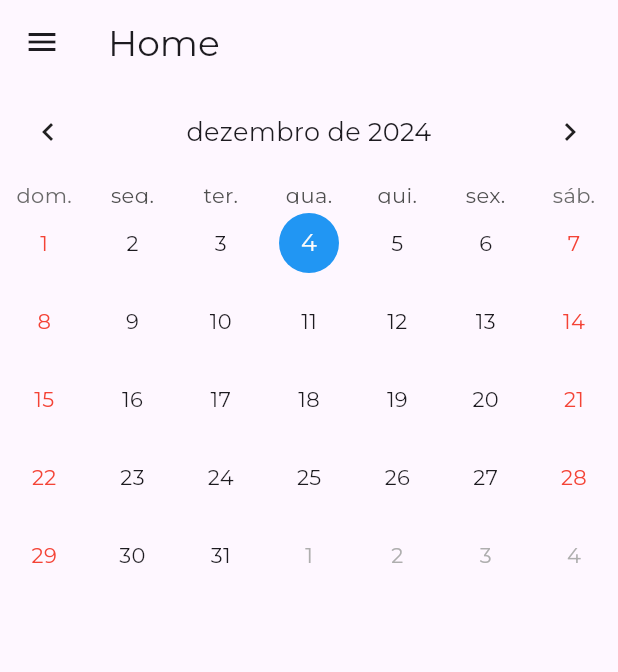
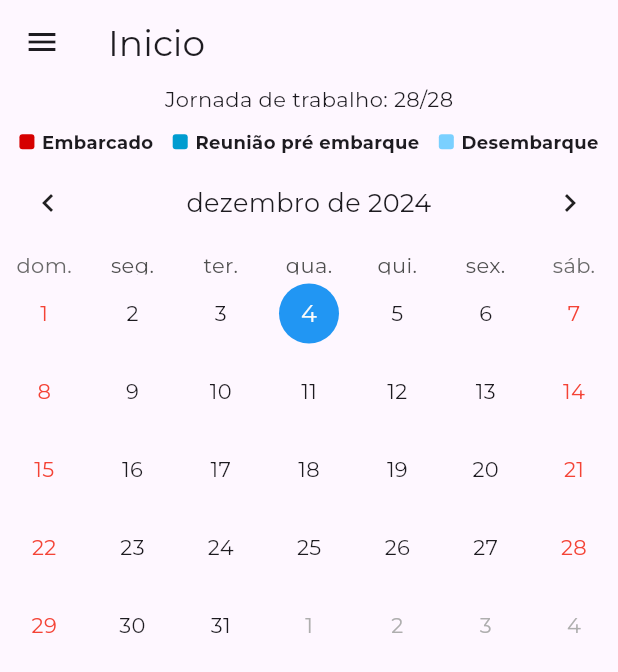
Before and after one commit to victorLessa/marine_app, a Flutter app: the screen it shows after launch, on a phone screen of 412 x 824 dp. Shown: the top 672 px of the screen. Run offline on Flutter 3.47's test engine with Material 3 defaults, Android fonts, the phone set to English and light mode, and no system bars; drawn by our look-alikes of table_calendar; project files that could hold a hidden picture were left out.

Commit message:
feat: adiciona legendas de calendario

```diff
--- a/lib/app.dart
+++ b/lib/app.dart
@@ -11,12 +11,15 @@ class MyApp extends StatelessWidget {
     return MaterialApp(
       title: 'Meu App',
       theme: ThemeData(
-          primarySwatch: Colors.blue,
-          fontFamily: 'Montserrat',
-          textTheme: const TextTheme(
-              titleLarge: TextStyle(fontSize: 24.0),
-              titleMedium: TextStyle(fontSize: 18.0),
-              titleSmall: TextStyle(fontSize: 14.0))),
+        primarySwatch: Colors.blue,
+        fontFamily: 'Montserrat',
+        textTheme: const TextTheme(
+          titleLarge: TextStyle(fontSize: 24.0),
+          titleMedium: TextStyle(fontSize: 18.0),
+          titleSmall: TextStyle(fontSize: 14.0),
+          labelSmall: TextStyle(fontSize: 12.0),
+        ),
+      ),
       initialRoute: '/',
       routes: {
         '/': (context) => HomeScreen(),
--- a/lib/screens/home_screen.dart
+++ b/lib/screens/home_screen.dart
@@ -1,20 +1,49 @@
 import 'package:flutter/material.dart';
 import 'package:marine/providers/app_provider.dart';
+import 'package:marine/widgets/legend.dart';
 import 'package:marine/widgets/table_calendar.dart';
 import 'package:provider/provider.dart';
 import '../widgets/custom_drawer.dart';
 
 class HomeScreen extends StatelessWidget {
-  HomeScreen({super.key});
+  const HomeScreen({super.key});
 
   @override
   Widget build(BuildContext context) {
     return Scaffold(
-      appBar: AppBar(title: const Text('Home')),
+      appBar: AppBar(
+        title: const Text('Inicio'),
+      ),
       drawer: const CustomDrawer(),
       body: Consumer<AppProvider>(
-        builder: (context, appState, child) {
-          return const Calendar();
+        builder: (ctx, appState, child) {
+          return const Column(
+            children: [
+              Text(
+                'Jornada de trabalho: 28/28',
+                style: TextStyle(
+                  fontSize: 14,
+                ),
+              ),
+              SizedBox(
+                height: 10,
+              ),
+              Row(
+                mainAxisAlignment: MainAxisAlignment.spaceEvenly,
+                children: [
+                  Legend(
+                      title: 'Embarcado', color: Color.fromRGBO(214, 0, 0, 1)),
+                  Legend(
+                      title: 'Reunião pré embarque',
+                      color: Color.fromARGB(255, 0, 156, 208)),
+                  Legend(
+                      title: 'Desembarque',
+                      color: Color.fromARGB(255, 122, 208, 255)),
+                ],
+              ),
+              const Calendar(),
+            ],
+          );
         },
       ),
     );
--- a/lib/widgets/custom_drawer.dart
+++ b/lib/widgets/custom_drawer.dart
@@ -14,7 +14,8 @@ class CustomDrawer extends StatelessWidget {
             return ListTile(
               title: Text(
                 'Bem vindo, ${appState.state.userName}',
-                style: Theme.of(context).textTheme.titleSmall,
+                style:
+                    const TextStyle(fontSize: 14, fontWeight: FontWeight.bold),
               ),
             );
           }),
--- /dev/null
+++ b/lib/widgets/legend.dart
@@ -0,0 +1,35 @@
+import 'package:flutter/material.dart';
+
+class Legend extends StatelessWidget {
+  final String title;
+  final Color color;
+
+  const Legend({super.key, required this.title, required this.color});
+
+  @override
+  Widget build(BuildContext context) {
+    return Row(
+      crossAxisAlignment: CrossAxisAlignment.center,
+      mainAxisAlignment: MainAxisAlignment.center,
+      children: [
+        Center(
+          child: Container(
+            width: 10,
+            height: 10,
+            decoration: BoxDecoration(
+              color: color, // Cor de fundo (opcional)
+              borderRadius: BorderRadius.circular(2),
+            ),
+          ),
+        ),
+        const SizedBox(
+          width: 5,
+        ),
+        Text(
+          title,
+          style: const TextStyle(fontSize: 12, fontWeight: FontWeight.bold),
+        )
+      ],
+    );
+  }
+}
```
